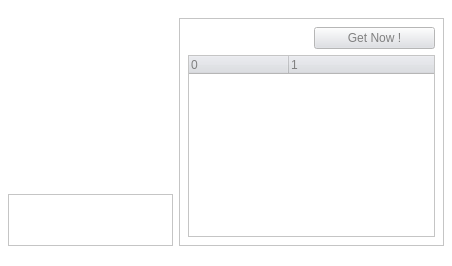
Old version of the form rezals/detail/rzxitemui.ui in the repository Fruneau/qRezix.
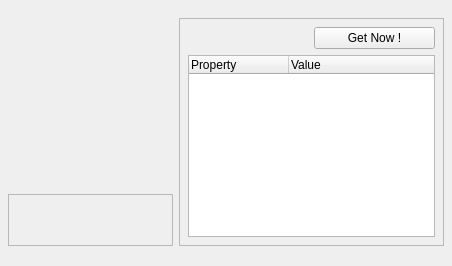
New version of the form.

Commit message: Corrige quelques bugs d'ui...

```diff
--- a/rezals/detail/rzxitemui.ui
+++ b/rezals/detail/rzxitemui.ui
@@ -32,271 +32,6 @@
     <height>186</height>
    </size>
   </property>
-  <property name="palette" >
-   <palette>
-    <active>
-     <color>
-      <red>128</red>
-      <green>128</green>
-      <blue>128</blue>
-     </color>
-     <color>
-      <red>221</red>
-      <green>223</green>
-      <blue>228</blue>
-     </color>
-     <color>
-      <red>255</red>
-      <green>255</green>
-      <blue>255</blue>
-     </color>
-     <color>
-      <red>255</red>
-      <green>255</green>
-      <blue>255</blue>
-     </color>
-     <color>
-      <red>110</red>
-      <green>111</green>
-      <blue>114</blue>
-     </color>
-     <color>
-      <red>147</red>
-      <green>149</green>
-      <blue>152</blue>
-     </color>
-     <color>
-      <red>128</red>
-      <green>128</green>
-      <blue>128</blue>
-     </color>
-     <color>
-      <red>255</red>
-      <green>255</green>
-      <blue>255</blue>
-     </color>
-     <color>
-      <red>128</red>
-      <green>128</green>
-      <blue>128</blue>
-     </color>
-     <color>
-      <red>255</red>
-      <green>255</green>
-      <blue>255</blue>
-     </color>
-     <color>
-      <red>255</red>
-      <green>255</green>
-      <blue>255</blue>
-     </color>
-     <color>
-      <red>0</red>
-      <green>0</green>
-      <blue>0</blue>
-     </color>
-     <color>
-      <red>86</red>
-      <green>117</green>
-      <blue>148</blue>
-     </color>
-     <color>
-      <red>255</red>
-      <green>255</green>
-      <blue>255</blue>
-     </color>
-     <color>
-      <red>0</red>
-      <green>0</green>
-      <blue>238</blue>
-     </color>
-     <color>
-      <red>82</red>
-      <green>24</green>
-      <blue>139</blue>
-     </color>
-     <color>
-      <red>238</red>
-      <green>239</green>
-      <blue>241</blue>
-     </color>
-    </active>
-    <inactive>
-     <color>
-      <red>128</red>
-      <green>128</green>
-      <blue>128</blue>
-     </color>
-     <color>
-      <red>221</red>
-      <green>223</green>
-      <blue>228</blue>
-     </color>
-     <color>
-      <red>255</red>
-      <green>255</green>
-      <blue>255</blue>
-     </color>
-     <color>
-      <red>255</red>
-      <green>255</green>
-      <blue>255</blue>
-     </color>
-     <color>
-      <red>110</red>
-      <green>111</green>
-      <blue>114</blue>
-     </color>
-     <color>
-      <red>147</red>
-      <green>149</green>
-      <blue>152</blue>
-     </color>
-     <color>
-      <red>128</red>
-      <green>128</green>
-      <blue>128</blue>
-     </color>
-     <color>
-      <red>255</red>
-      <green>255</green>
-      <blue>255</blue>
-     </color>
-     <color>
-      <red>128</red>
-      <green>128</green>
-      <blue>128</blue>
-     </color>
-     <color>
-      <red>255</red>
-      <green>255</green>
-      <blue>255</blue>
-     </color>
-     <color>
-      <red>255</red>
-      <green>255</green>
-      <blue>255</blue>
-     </color>
-     <color>
-      <red>0</red>
-      <green>0</green>
-      <blue>0</blue>
-     </color>
-     <color>
-      <red>86</red>
-      <green>117</green>
-      <blue>148</blue>
-     </color>
-     <color>
-      <red>255</red>
-      <green>255</green>
-      <blue>255</blue>
-     </color>
-     <color>
-      <red>0</red>
-      <green>0</green>
-      <blue>238</blue>
-     </color>
-     <color>
-      <red>82</red>
-      <green>24</green>
-      <blue>139</blue>
-     </color>
-     <color>
-      <red>238</red>
-      <green>239</green>
-      <blue>241</blue>
-     </color>
-    </inactive>
-    <disabled>
-     <color>
-      <red>128</red>
-      <green>128</green>
-      <blue>128</blue>
-     </color>
-     <color>
-      <red>221</red>
-      <green>223</green>
-      <blue>228</blue>
-     </color>
-     <color>
-      <red>255</red>
-      <green>255</green>
-      <blue>255</blue>
-     </color>
-     <color>
-      <red>255</red>
-      <green>255</green>
-      <blue>255</blue>
-     </color>
-     <color>
-      <red>110</red>
-      <green>111</green>
-      <blue>114</blue>
-     </color>
-     <color>
-      <red>147</red>
-      <green>149</green>
-      <blue>152</blue>
-     </color>
-     <color>
-      <red>128</red>
-      <green>128</green>
-      <blue>128</blue>
-     </color>
-     <color>
-      <red>255</red>
-      <green>255</green>
-      <blue>255</blue>
-     </color>
-     <color>
-      <red>128</red>
-      <green>128</green>
-      <blue>128</blue>
-     </color>
-     <color>
-      <red>255</red>
-      <green>255</green>
-      <blue>255</blue>
-     </color>
-     <color>
-      <red>255</red>
-      <green>255</green>
-      <blue>255</blue>
-     </color>
-     <color>
-      <red>0</red>
-      <green>0</green>
-      <blue>0</blue>
-     </color>
-     <color>
-      <red>86</red>
-      <green>117</green>
-      <blue>148</blue>
-     </color>
-     <color>
-      <red>255</red>
-      <green>255</green>
-      <blue>255</blue>
-     </color>
-     <color>
-      <red>0</red>
-      <green>0</green>
-      <blue>238</blue>
-     </color>
-     <color>
-      <red>82</red>
-      <green>24</green>
-      <blue>139</blue>
-     </color>
-     <color>
-      <red>238</red>
-      <green>239</green>
-      <blue>241</blue>
-     </color>
-    </disabled>
-   </palette>
-  </property>
   <property name="windowTitle" >
    <string>Form</string>
   </property>
@@ -697,12 +432,12 @@
         </property>
         <column>
          <property name="text" >
-          <string>0</string>
+          <string>Property</string>
          </property>
         </column>
         <column>
          <property name="text" >
-          <string>1</string>
+          <string>Value</string>
          </property>
         </column>
        </widget>
```
The commit also changes 6 other files.
